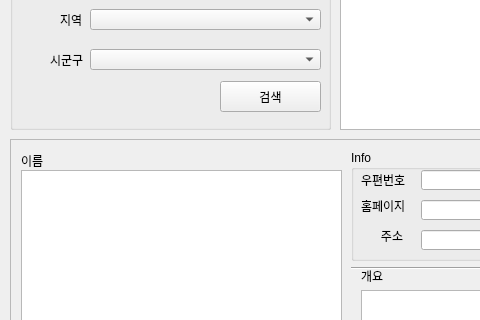
This is Project/TourAPI/TourAPI.ui in YongsunLee/KPU_game_engineering as Qt 5 draws it before an edit; both pictures show x 0 to 480 and y 101 to 421 of the 837 by 539 pixel window. The edited form follows.
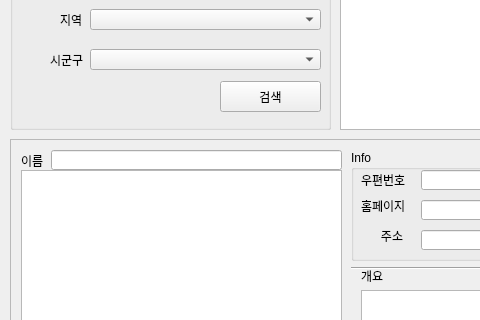
This is the edited form.

```diff
--- a/Project/TourAPI/TourAPI.ui
+++ b/Project/TourAPI/TourAPI.ui
@@ -349,6 +349,16 @@
        </rect>
       </property>
      </widget>
+     <widget class="QLineEdit" name="lineEditName">
+      <property name="geometry">
+       <rect>
+        <x>40</x>
+        <y>10</y>
+        <width>291</width>
+        <height>20</height>
+       </rect>
+      </property>
+     </widget>
     </widget>
    </widget>
   </widget>
```
Left out of the diff: 10 changed lines with no effect on the pictures.
